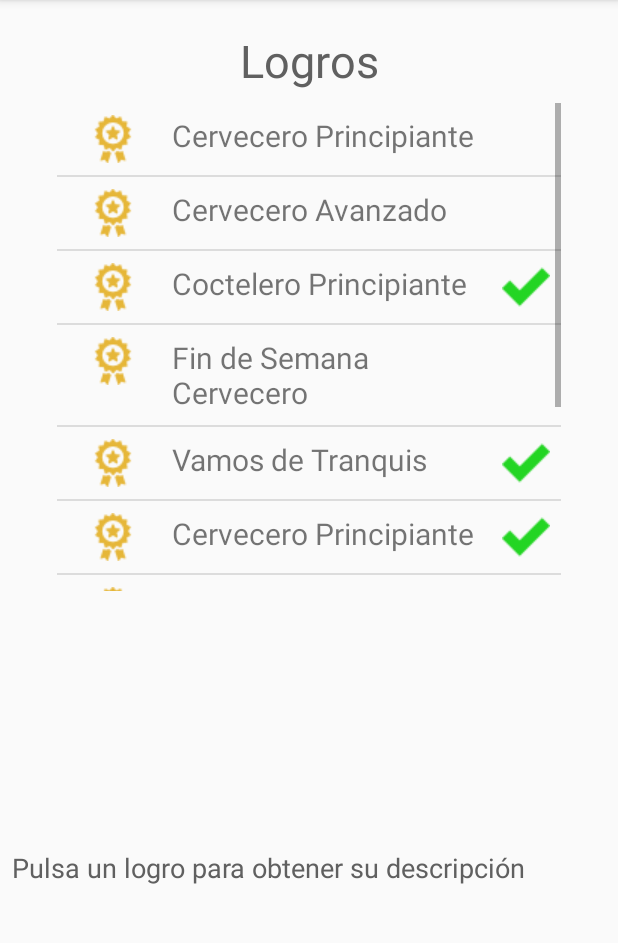
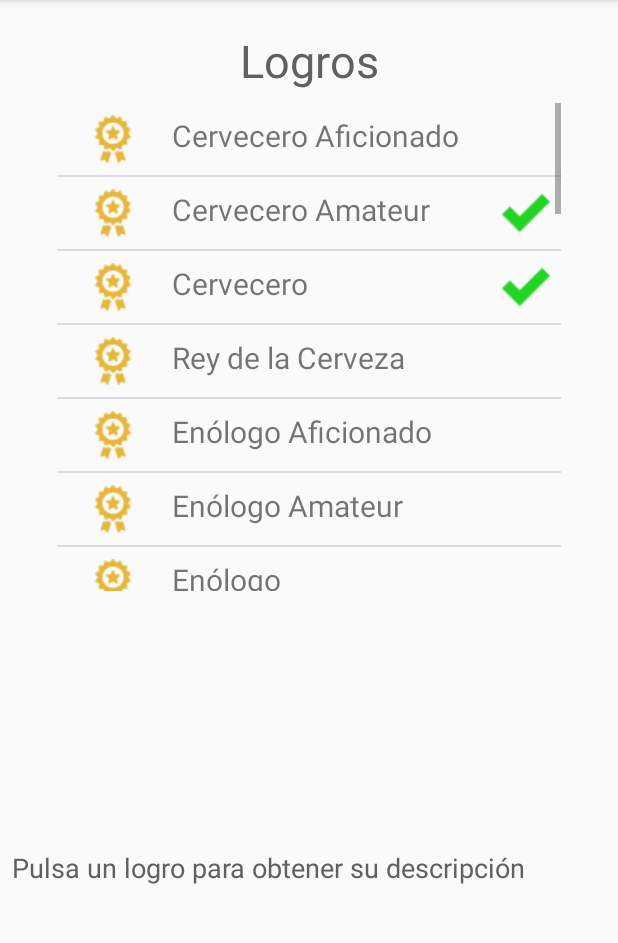
Before and after one commit to Muhlach/DrinkMe, an Android app: the MainActivity screen opened directly, with no data from a screen before it, after a tap on "MAS LOGROS", on a phone screen of 412 x 824 dp, the part 84-1027 px from its top. Run offline under Robolectric (Android 15) with nearby library versions, the phone set to English and light mode, and no system bars.

Commit message:
Se ha modificado la creacion de LogodBD en la main activity. Se han definido arrays en values con todos los logros pensados hasta el momento. Se comprueba que se cargan todos correctamente. SE DETECTA UN PROBLEMA CUANDO SE VEN TODOS LOS LOGROS, NO SE POR QUÉ PASA

```diff
--- a/DrinkMe/app/src/main/java/com/drinkme/sdm/myapplication/LoginActivity.java
+++ b/DrinkMe/app/src/main/java/com/drinkme/sdm/myapplication/LoginActivity.java
@@ -60,7 +60,7 @@ public class LoginActivity extends AppCompatActivity {
             checkBox = (CheckBox) findViewById(R.id.checkBoxMantenerSesion);
         }else {
             if(debug)
-            deleteSharedPreferences();
+                deleteSharedPreferences();
             finish();
             launchMainActivity();
         }
--- a/DrinkMe/app/src/main/java/com/drinkme/sdm/myapplication/MainActivity.java
+++ b/DrinkMe/app/src/main/java/com/drinkme/sdm/myapplication/MainActivity.java
@@ -1,6 +1,7 @@
 package com.drinkme.sdm.myapplication;
 
 import android.content.Intent;
+import android.content.res.Resources;
 import android.os.Bundle;
 import android.support.annotation.NonNull;
 import android.support.design.widget.BottomNavigationView;
@@ -241,42 +242,36 @@ public class MainActivity extends AppCompatActivity {
         user.setPuntosExperiencia(400);
         user.setPeso(80);
         user.setAltura(175);
-        user.setLogros(new LogrosBD());
-        user.setLogros(cargaLogros(user.getUserID()));
+        user.setLogros(cargaLogros());
 
         return user;
     }
 
     /**
      * Metodo que carga los logros del usuario
-     * @param userID
      * @return
      */
-    private LogrosBD cargaLogros(String userID) {
-        Logro l= new Logro(1, "Cervecero Principiante", "");
-        Logro l1= new Logro(2, "Cervecero Avanzado", "");
-        Logro l2= new Logro(3, "Coctelero Principiante", "");
-        Logro l3= new Logro(4, "Fin de Semana Cervecero", "");
-        Logro l4= new Logro(5, "Vamos de Tranquis", "");
-        Logro l5= new Logro(1, "Cervecero Principiante", "");
-        Logro l6= new Logro(2, "Cervecero Avanzado", "");
-        Logro l7= new Logro(3, "Coctelero Principiante", "");
-        Logro l8= new Logro(4, "Fin de Semana Cervecero", "");
-        Logro l9= new Logro(5, "Vamos de Tranquis", "");
-        l2.setSuperado(true);
-        l4.setSuperado(true);
-        l5.setSuperado(true);
-        l7.setSuperado(true);
-        l9.setSuperado(true);
+    private LogrosBD cargaLogros() {
+        Resources res = getResources();
+        int[] ids = res.getIntArray(R.array.logros_id);
+        String[] nombres = res.getStringArray(R.array.logros_nombres);
+        String[] descripciones = res.getStringArray(R.array.logros_descripciones);
+        int[] puntos = res.getIntArray(R.array.logros_puntos);
+        LogrosBD result = new LogrosBD(ids, nombres, descripciones, puntos);
 
-        ArrayList<Logro> todos = new ArrayList<Logro>();
-        todos.add(l);todos.add(l1);todos.add(l2);todos.add(l3);todos.add(l4);todos.add(l5);
-        todos.add(l6);todos.add(l7);todos.add(l8);todos.add(l9);
+        ArrayList superados = new ArrayList();
+        superados.add(1); superados.add(25);
+        superados.add(2); superados.add(27);
+        superados.add(14); superados.add(10);
+        superados.add(9);
 
-        ArrayList<Logro> superados = new ArrayList<Logro>();
-        superados.add(l2);superados.add(l4);superados.add(l5);superados.add(l7);superados.add(l9);
 
-        LogrosBD result = new LogrosBD(todos, superados);
+        for(Logro l : result.getTodosLogros()){
+            if(superados.contains(l.getLogroID())){
+                l.setSuperado(true);
+                result.añadirLogro(result.getLogrosSuperados(), l);
+            }
+        }
         return result;
     }
 
--- a/DrinkMe/app/src/main/java/com/drinkme/sdm/myapplication/MasLogrosActivity.java
+++ b/DrinkMe/app/src/main/java/com/drinkme/sdm/myapplication/MasLogrosActivity.java
@@ -47,8 +47,8 @@ public class MasLogrosActivity extends AppCompatActivity {
         logros = bundleRecibido.getParcelableArrayList(MainActivity.LOGROS_KEY );
 
         for(Logro l : logros) {
-            l.setLogroImg(getResources().getDrawable(R.drawable.ic_logros_32));
-            l.setLogroSuperadoImg(getResources().getDrawable(R.drawable.ic_logrosuperado_32));
+            l.setLogroImg(getResources().getDrawable(R.drawable.ic_logros_32, null));
+            l.setLogroSuperadoImg(getResources().getDrawable(R.drawable.ic_logrosuperado_32, null));
         }
 
         AdapterTodosLogros adapter = new AdapterTodosLogros(this, logros);
--- a/DrinkMe/app/src/main/java/com/drinkme/sdm/myapplication/logic/Logro.java
+++ b/DrinkMe/app/src/main/java/com/drinkme/sdm/myapplication/logic/Logro.java
@@ -9,15 +9,16 @@ import android.os.Parcelable;
  */
 
 public class Logro implements Parcelable{
-    private int logroID;
+    private int logroID, puntos;
     private String logroName, logroDescripcion;
     private boolean superado;
     private Drawable logroImg, logroSuperadoImg;
 
-    public Logro (int logroID, String logroName, String logroDescripcion) {
+    public Logro (int logroID, String logroName, String logroDescripcion, int puntos) {
         this.logroID = logroID;
         this.logroName = logroName;
         this.logroDescripcion = logroDescripcion;
+        this.puntos = puntos;
         this.superado = false;
     }
 
@@ -88,6 +89,14 @@ public class Logro implements Parcelable{
         this.logroSuperadoImg = logroSuperadoImg;
     }
 
+    public int getPuntos() {
+        return puntos;
+    }
+
+    public void setPuntos(int puntos) {
+        this.puntos = puntos;
+    }
+
     @Override
     public int describeContents() {
         return 0;
--- a/DrinkMe/app/src/main/java/com/drinkme/sdm/myapplication/logic/LogrosBD.java
+++ b/DrinkMe/app/src/main/java/com/drinkme/sdm/myapplication/logic/LogrosBD.java
@@ -1,8 +1,10 @@
 package com.drinkme.sdm.myapplication.logic;
 
+import android.content.res.Resources;
 import android.util.Log;
 
 import java.util.ArrayList;
+import java.util.Date;
 
 /**
  * Created by ssant on 24/11/2017.
@@ -11,11 +13,15 @@ import java.util.ArrayList;
 public class LogrosBD {
     private ArrayList<Logro> todosLogros, logrosSuperados;
 
-    public LogrosBD() {}
+    public LogrosBD(int[] ids, String[] nombres, String[] descripciones, int[] puntos) {
+        this.todosLogros = creaTodosLogros(ids, nombres, descripciones, puntos);
+        this.logrosSuperados = new ArrayList<Logro>();
+    }
 
-    public LogrosBD(ArrayList<Logro> todosLogros) {
-        this.todosLogros = todosLogros;
-        this.logrosSuperados = null;
+    public LogrosBD(ArrayList<Logro> logrosSuperados, int[] ids, String[] nombres,
+                    String[] descripciones, int[] puntos) {
+        this.todosLogros = creaTodosLogros(ids, nombres, descripciones, puntos);
+        this.logrosSuperados = logrosSuperados;
     }
 
     public LogrosBD(ArrayList<Logro> todosLogros, ArrayList<Logro> logrosSuperados) {
@@ -39,6 +45,22 @@ public class LogrosBD {
         this.logrosSuperados = logrosSuperados;
     }
 
+
+    /**
+     * Metodo que crea un ArrayList con todos los logros definidos por el administrador
+     * @return ArrayList con todos los logros de la aplicacion
+     */
+    private ArrayList<Logro> creaTodosLogros(int[] ids, String[] nombres, String[] descripciones, int[] puntos) {
+        ArrayList<Logro> result = new  ArrayList<Logro>();
+        Logro l = null;
+        for(int i=0; i<ids.length; i++) {
+            l = new Logro(ids[i], nombres[i], descripciones[i], puntos[i]);
+            result.add(l);
+        }
+        return result;
+    }
+
+
     /**
      * Añade nuevo logro a la una lista de logros
      * @param logro para añadir
@@ -46,10 +68,10 @@ public class LogrosBD {
      * @return true si se ha añadido, false en caso contrario
      */
     public boolean añadirLogro(ArrayList<Logro> lista, Logro logro) {
-        if(todosLogros==null || logro==null || existeLogro(lista, logro))
+        if(lista==null || logro==null || existeLogro(lista, logro))
             return false;
 
-        todosLogros.add(logro);
+        lista.add(logro);
         return true;
     }
 
@@ -68,15 +90,29 @@ public class LogrosBD {
         return false;
     }
 
-    /**
-     * Método que comprueba si se ha cumplido algún logro
-     * @param puntos experiencia actuales del usuario
-     * @return lista de logros cumplidos
-     */
-    public ArrayList<Logro> comprobarLogros(int puntos) {
+
+    public ArrayList<Logro> comprobarLogros(int numeroCervezas, int numeroVinos, int numeroChupitos,
+                                            int numeroCopas, int consumicionesHoy,
+                                            Date horaConsumicion) {
+
         //TODO: Aquí va la implementación de la comprobación de logros
-        return null;
+        ArrayList<Logro> logrosSuperados = new ArrayList<Logro>();
+
+        /**Comprobamos en primer lugar los logros de cada categoria**/
+
+        /**Comprobamos si se han cumplido los logros de alcanzar cierto nivel en cada categoria**/
+
+        /**Comprobamos si se han cumplido los logros de cierto numero de consumiciones el mismo dia**/
+
+        /**Comprobamos si se han cumplido los logros de la hora pi**/
+
+        /**Comprobamos si se han cumplido los logros de las franjas horarias**/
+
+
+        return logrosSuperados;
     }
 
 
+
+
 }
--- /dev/null
+++ b/DrinkMe/app/src/main/res/values/arrays.xml
@@ -0,0 +1,132 @@
+<?xml version="1.0" encoding="utf-8"?>
+<resources>
+    <integer-array name="logros_id">
+        <item>0</item>
+        <item>1</item>
+        <item>2</item>
+        <item>3</item>
+        <item>4</item>
+        <item>5</item>
+        <item>6</item>
+        <item>7</item>
+        <item>8</item>
+        <item>9</item>
+        <item>10</item>
+        <item>11</item>
+        <item>12</item>
+        <item>13</item>
+        <item>14</item>
+        <item>15</item>
+        <item>16</item>
+        <item>17</item>
+        <item>18</item>
+        <item>19</item>
+        <item>20</item>
+        <item>21</item>
+        <item>22</item>
+        <item>23</item>
+        <item>24</item>
+        <item>25</item>
+        <item>26</item>
+        <item>27</item>
+        <item>28</item>
+    </integer-array>
+
+    <string-array name="logros_nombres">
+        <item>Cervecero Aficionado</item>
+        <item>Cervecero Amateur</item>
+        <item>Cervecero</item>
+        <item>Rey de la Cerveza</item>
+        <item>Enólogo Aficionado</item>
+        <item>Enólogo Amateur</item>
+        <item>Enólogo </item>
+        <item>Rey del Vino</item>
+        <item>Coctelero aficionado</item>
+        <item>Coctelero amateur</item>
+        <item>Coctelero</item>
+        <item>Rey del Cóctel</item>
+        <item>Chupitólogo aficionado</item>
+        <item>Chupitólogo amateur</item>
+        <item>Chupitólogo</item>
+        <item>Rey del chupito</item>
+        <item>De todo un poco</item>
+        <item>Hasta el agua de los floreros</item>
+        <item>Hoy vamos de tranquis</item>
+        <item>Hoy si que vamos de tranquis</item>
+        <item>Hoy de verdad que vamos de tranquis</item>
+        <item>Cervecita π</item>
+        <item>Vinito π</item>
+        <item>Copita π</item>
+        <item>Chupito π</item>
+        <item>La antepenúltima</item>
+        <item>La penúltima</item>
+        <item>Última y para casa</item>
+        <item>Nunca es la última</item>
+    </string-array>
+
+
+    <string-array name="logros_descripciones">
+        <item>Se consigue cuando se beben 20 cervezas</item>
+        <item>Se consigue cuando se beben 100 cervezas</item>
+        <item>Se consigue cuando se beben 500 cervezas</item>
+        <item>Se consigue cuando se beben 1000 cervezas</item>
+        <item>Se consigue cuando se beben 20 consumiciones de la categoria Vino</item>
+        <item>Se consigue cuando se beben 100 consumiciones de la categoria Vino</item>
+        <item>Se consigue cuando se beben 500 consumiciones de la categoria Vino</item>
+        <item>Se consigue cuando se beben 1000 consumiciones de la categoria Vino</item>
+        <item>Se consigue cuando se beben 10 cócteles</item>
+        <item>Se consigue cuando se beben 50 cócteles</item>
+        <item>Se consigue cuando se beben 200 cócteles</item>
+        <item>Se consigue cuando se beben 500 cócteles</item>
+        <item>Se consigue cuando se beben 20 chupitos</item>
+        <item>Se consigue cuando se beben 100 chupitos</item>
+        <item>Se consigue cuando se beben 500 chupitos</item>
+        <item>Se consigue cuando se beben 1000 chupitos</item>
+        <item>Se consigue cuando obtienes el nivel Amateur en todas las categorias</item>
+        <item>Se consigue cuando obtienes el nivel Rey en todas las categorias</item>
+        <item>Se consigue cuando se realizan 10 consumiciones en el mismo día</item>
+        <item>Se consigue cuando se realizan 15 consumiciones en el mismo día</item>
+        <item>Se consigue cuando se realizan 20 consumiciones en el mismo día</item>
+        <item>Realiza una consumición de la categoría Cerveza a las 3:14 am</item>
+        <item>Realiza una consumición de la categoría Vino a las 3:14 am</item>
+        <item>Realiza una consumición de la categoría Cóctel a las 3:14 am</item>
+        <item>Realiza una consumición de la categoría Chupito a las 3:14 am</item>
+        <item>Consume una copa o cerveza entre las 5am y 5:30am</item>
+        <item>Consume una copa o cerveza entre las 5:30am y 6:30am</item>
+        <item>Consume una copa o cerveza entre las 6:30am y 7:30am</item>
+        <item>Consume una copa o cerveza entre las 7:30am y 8:30am</item>
+    </string-array>
+
+
+    <integer-array name="logros_puntos">
+        <item>20</item>
+        <item>100</item>
+        <item>500</item>
+        <item>1000</item>
+        <item>20</item>
+        <item>100</item>
+        <item>500</item>
+        <item>1000</item>
+        <item>20</item>
+        <item>100</item>
+        <item>500</item>
+        <item>1000</item>
+        <item>20</item>
+        <item>100</item>
+        <item>500</item>
+        <item>1000</item>
+        <item>500</item>
+        <item>2000</item>
+        <item>100</item>
+        <item>500</item>
+        <item>1000</item>
+        <item>50</item>
+        <item>50</item>
+        <item>50</item>
+        <item>50</item>
+        <item>100</item>
+        <item>100</item>
+        <item>100</item>
+        <item>100</item>
+    </integer-array>
+</resources>
```
